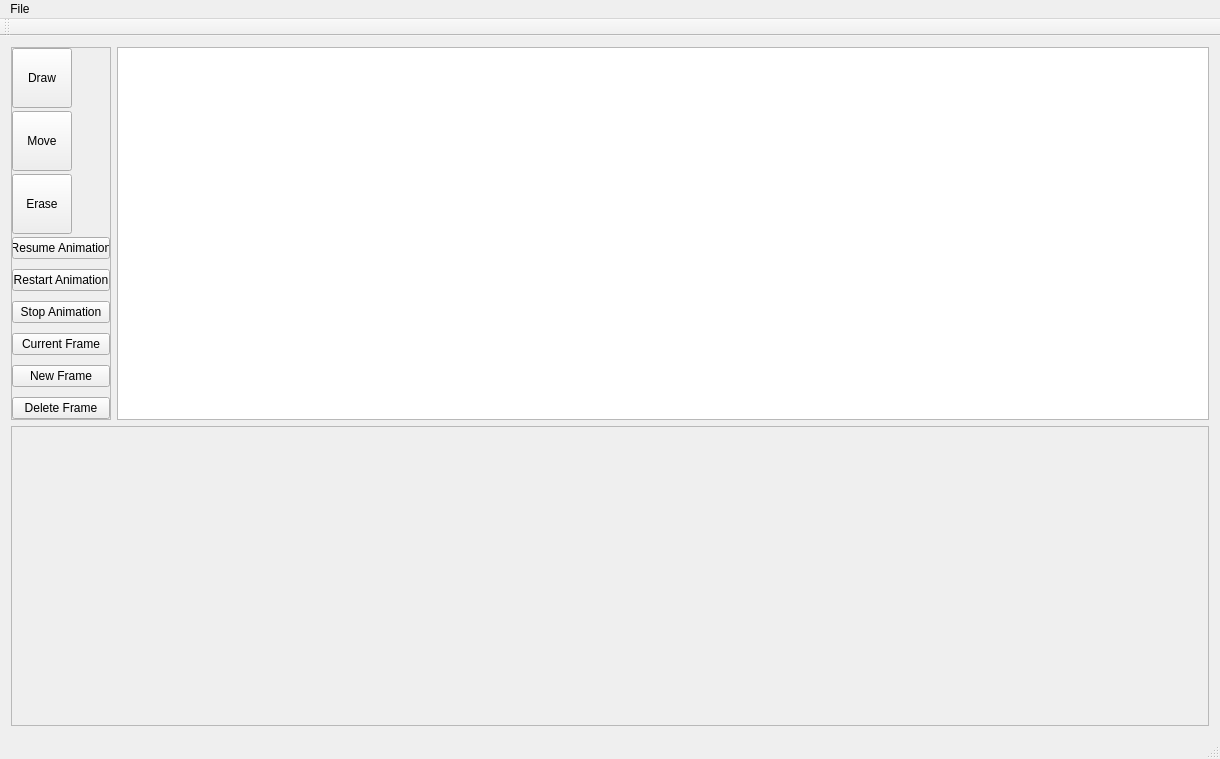
Qt form mainwindow.ui (unrelentingfox/TowerAnimator-cs383) before a commit.
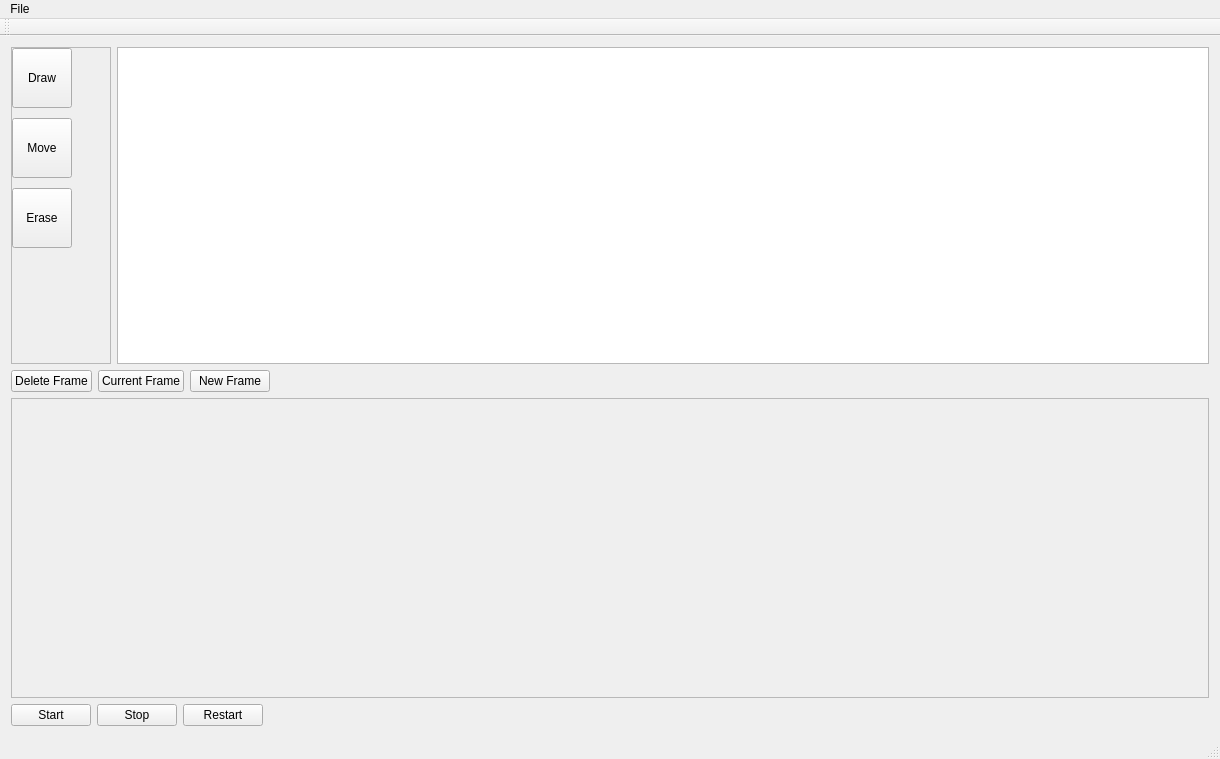
The same form after that commit. Custom widgets are drawn as their Qt base class.

Commit message: moved buttons to layouts

Diff of the .ui file:
```diff
--- a/mainwindow.ui
+++ b/mainwindow.ui
@@ -20,7 +20,7 @@
    <string>Tower Animator</string>
   </property>
   <widget class="QWidget" name="centralWidget">
-   <layout class="QVBoxLayout" name="verticalLayout_2" stretch="3,1">
+   <layout class="QVBoxLayout" name="verticalLayout_2" stretch="3,0,1,0">
     <item>
      <layout class="QHBoxLayout" name="animationLayout">
       <item>
@@ -120,61 +120,6 @@
            </property>
           </spacer>
          </item>
-         <item>
-          <widget class="QPushButton" name="resume">
-           <property name="text">
-            <string>Resume Animation</string>
-           </property>
-          </widget>
-         </item>
-         <item>
-          <widget class="QPushButton" name="restart">
-           <property name="text">
-            <string>Restart Animation</string>
-           </property>
-          </widget>
-         </item>
-         <item>
-          <widget class="QPushButton" name="stop">
-           <property name="text">
-            <string>Stop Animation</string>
-           </property>
-          </widget>
-         </item>
-         <item>
-          <spacer name="verticalSpacer">
-           <property name="orientation">
-            <enum>Qt::Vertical</enum>
-           </property>
-           <property name="sizeHint" stdset="0">
-            <size>
-             <width>20</width>
-             <height>40</height>
-            </size>
-           </property>
-          </spacer>
-         </item>
-         <item>
-          <widget class="QPushButton" name="gotoCurrentFrame">
-           <property name="text">
-            <string>Current Frame</string>
-           </property>
-          </widget>
-         </item>
-         <item>
-          <widget class="QPushButton" name="AddFrame">
-           <property name="text">
-            <string>New Frame</string>
-           </property>
-          </widget>
-         </item>
-         <item>
-          <widget class="QPushButton" name="delteFrame">
-           <property name="text">
-            <string>Delete Frame</string>
-           </property>
-          </widget>
-         </item>
         </layout>
        </widget>
       </item>
@@ -222,6 +167,44 @@
       </item>
      </layout>
     </item>
+    <item>
+     <layout class="QHBoxLayout" name="horizontalLayout_4">
+      <item>
+       <widget class="QPushButton" name="delteFrame">
+        <property name="text">
+         <string>Delete Frame</string>
+        </property>
+       </widget>
+      </item>
+      <item>
+       <widget class="QPushButton" name="gotoCurrentFrame">
+        <property name="text">
+         <string>Current Frame</string>
+        </property>
+       </widget>
+      </item>
+      <item>
+       <widget class="QPushButton" name="AddFrame">
+        <property name="text">
+         <string>New Frame</string>
+        </property>
+       </widget>
+      </item>
+      <item>
+       <spacer name="horizontalSpacer_2">
+        <property name="orientation">
+         <enum>Qt::Horizontal</enum>
+        </property>
+        <property name="sizeHint" stdset="0">
+         <size>
+          <width>40</width>
+          <height>20</height>
+         </size>
+        </property>
+       </spacer>
+      </item>
+     </layout>
+    </item>
     <item>
      <layout class="QVBoxLayout" name="timeLineLayout">
       <item>
@@ -252,6 +235,44 @@
       </item>
      </layout>
     </item>
+    <item>
+     <layout class="QHBoxLayout" name="horizontalLayout_2">
+      <item>
+       <widget class="QPushButton" name="resume">
+        <property name="text">
+         <string>Start</string>
+        </property>
+       </widget>
+      </item>
+      <item>
+       <widget class="QPushButton" name="stop">
+        <property name="text">
+         <string>Stop</string>
+        </property>
+       </widget>
+      </item>
+      <item>
+       <widget class="QPushButton" name="restart">
+        <property name="text">
+         <string>Restart</string>
+        </property>
+       </widget>
+      </item>
+      <item>
+       <spacer name="horizontalSpacer">
+        <property name="orientation">
+         <enum>Qt::Horizontal</enum>
+        </property>
+        <property name="sizeHint" stdset="0">
+         <size>
+          <width>40</width>
+          <height>20</height>
+         </size>
+        </property>
+       </spacer>
+      </item>
+     </layout>
+    </item>
    </layout>
   </widget>
   <widget class="QMenuBar" name="menuBar">
```
Left out of the diff: 6 changed lines with no effect on the pictures. The commit also changes 2 other files.
